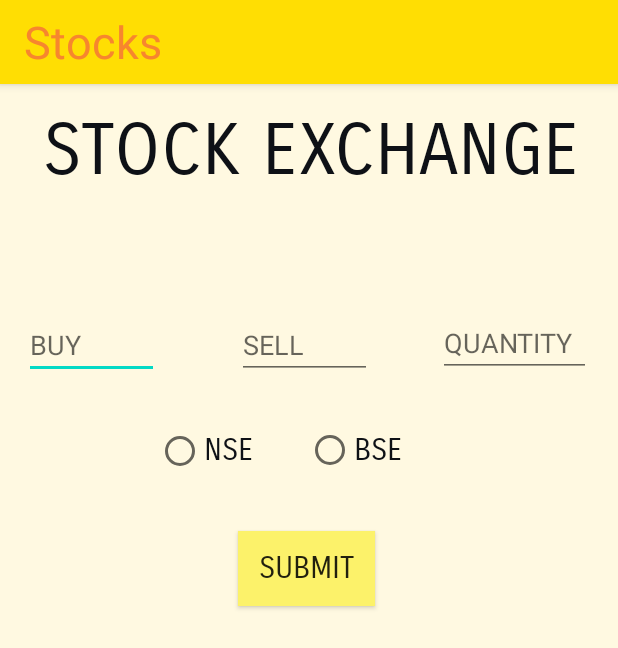
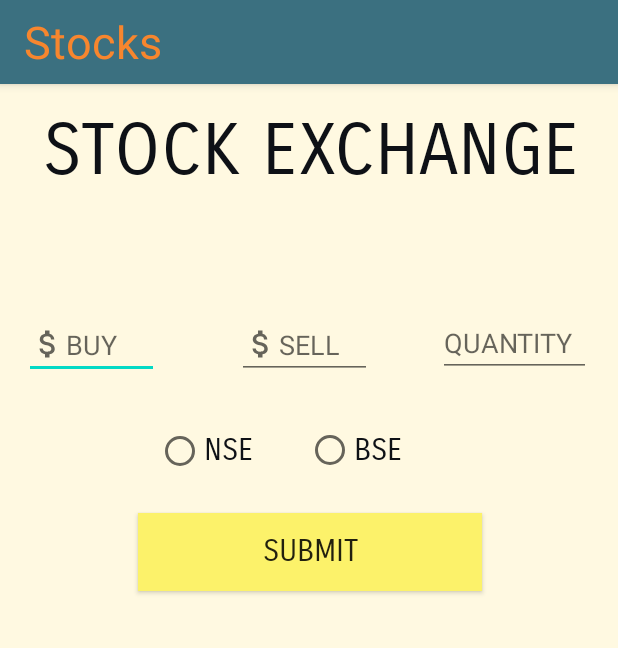
Before and after one commit to avanishinod/StockExchange, an Android app: the screen it shows after launch (MainActivity), on a phone screen of 412 x 824 dp. Shown: the top 648 px of the screen. Run offline under Robolectric (Android 15) with nearby library versions, the phone set to English and light mode, and no system bars.

```diff
--- a/app/build.gradle
+++ b/app/build.gradle
@@ -32,5 +32,6 @@ dependencies {
     testImplementation 'junit:junit:4.12'
     androidTestImplementation 'androidx.test.ext:junit:1.1.1'
     androidTestImplementation 'androidx.test.espresso:espresso-core:3.2.0'
+    implementation 'com.google.android.material:material:<version>'
 
 }
--- /dev/null
+++ b/app/src/main/res/drawable/ic_buy_icon.xml
@@ -0,0 +1,10 @@
+<vector xmlns:android="http://schemas.android.com/apk/res/android"
+    android:width="24dp"
+    android:height="24dp"
+    android:viewportWidth="24"
+    android:viewportHeight="24"
+    android:tint="?attr/colorControlNormal">
+  <path
+      android:fillColor="@android:color/darker_gray"
+      android:pathData="M11.8,10.9c-2.27,-0.59 -3,-1.2 -3,-2.15 0,-1.09 1.01,-1.85 2.7,-1.85 1.78,0 2.44,0.85 2.5,2.1h2.21c-0.07,-1.72 -1.12,-3.3 -3.21,-3.81V3h-3v2.16c-1.94,0.42 -3.5,1.68 -3.5,3.61 0,2.31 1.91,3.46 4.7,4.13 2.5,0.6 3,1.48 3,2.41 0,0.69 -0.49,1.79 -2.7,1.79 -2.06,0 -2.87,-0.92 -2.98,-2.1h-2.2c0.12,2.19 1.76,3.42 3.68,3.83V21h3v-2.15c1.95,-0.37 3.5,-1.5 3.5,-3.55 0,-2.84 -2.43,-3.81 -4.7,-4.4z"/>
+</vector>
--- a/app/src/main/res/layout/activity_main.xml
+++ b/app/src/main/res/layout/activity_main.xml
@@ -6,6 +6,7 @@
     android:layout_width="match_parent"
     android:background="#FFF9E1"
     android:layout_height="match_parent"
+    style="@style/Widget.MaterialComponents.TextInputLayout.OutlinedBox"
     tools:context=".MainActivity"><![CDATA[
 
     android:layout_height="match_parent"
@@ -80,12 +81,14 @@
         android:layout_marginTop="56dp"
         android:layout_marginEnd="64dp"
         android:ems="10"
+        android:drawableStart="@drawable/ic_buy_icon"
         android:hint="BUY"
         android:inputType="numberDecimal"
         app:layout_constraintEnd_toStartOf="@+id/sellEditText"
         app:layout_constraintHorizontal_bias="0.0"
         app:layout_constraintStart_toStartOf="parent"
-        app:layout_constraintTop_toBottomOf="@+id/textView" />
+        app:layout_constraintTop_toBottomOf="@+id/textView"
+        />
 
     <EditText
         android:id="@+id/sellEditText"
@@ -95,6 +98,7 @@
         android:layout_marginTop="56dp"
         android:ems="10"
         android:hint="SELL"
+        android:drawableStart="@drawable/ic_buy_icon"
         android:inputType="numberDecimal"
         app:layout_constraintStart_toEndOf="@+id/buyTextEdit"
         app:layout_constraintTop_toBottomOf="@+id/textView" />
@@ -116,19 +120,19 @@
 
     <Button
         android:id="@+id/submit"
-        android:layout_width="91dp"
-        android:layout_height="50dp"
+        android:layout_width="229dp"
+        android:layout_height="52dp"
         android:layout_marginStart="161dp"
-        android:layout_marginTop="24dp"
+        android:layout_marginTop="12dp"
         android:layout_marginEnd="162dp"
-        android:text="SUBMIT"
         android:background="#FCF26A"
         android:fontFamily="sans-serif-smallcaps"
+        android:text="SUBMIT"
         android:textSize="20dp"
         app:layout_constraintEnd_toEndOf="parent"
-    app:layout_constraintHorizontal_bias="1.0"
-    app:layout_constraintStart_toStartOf="parent"
-    app:layout_constraintTop_toBottomOf="@+id/radioGroup" />
+        app:layout_constraintHorizontal_bias="0.496"
+        app:layout_constraintStart_toStartOf="parent"
+        app:layout_constraintTop_toBottomOf="@+id/radioGroup" />
 
     <TextView
         android:id="@+id/BestSPTextView"
--- a/app/src/main/res/values/colors.xml
+++ b/app/src/main/res/values/colors.xml
@@ -1,6 +1,6 @@
 <?xml version="1.0" encoding="utf-8"?>
 <resources>
-    <color name="colorPrimary">#FFDE03</color>
+    <color name="colorPrimary">#3B7080</color>
     <color name="colorPrimaryDark">#FFC400</color>
     <color name="colorAccent">#03DAC5</color>
     <color name="title_color">#F7862E</color>
--- a/stocks2/build.gradle
+++ b/stocks2/build.gradle
@@ -28,5 +28,5 @@ dependencies {
     testImplementation 'junit:junit:4.12'
     androidTestImplementation 'androidx.test.ext:junit:1.1.1'
     androidTestImplementation 'androidx.test.espresso:espresso-core:3.2.0'
-
+    implementation 'com.google.android.material:material:<version>'
 }
```
